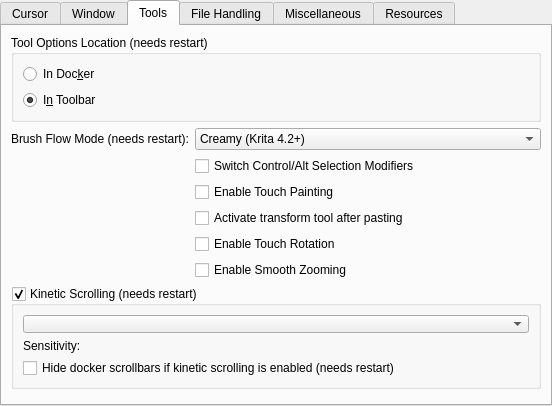
The window that libs/ui/forms/wdggeneralsettings.ui (KDE/krita) describes before a commit, drawn with Qt 5.
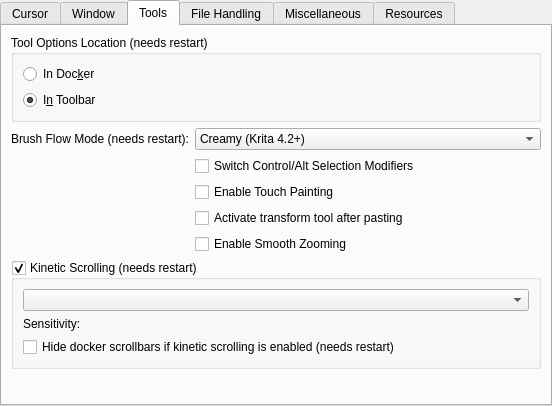
The same window after the commit. The open tabs and pages were chosen to show the change. Custom widgets are drawn as their Qt base class.

Commit message:
Remove touch rotation option from General Config
Because now it can be set like other gestures in canvas input settings.

Diff of the .ui file:
```diff
--- a/libs/ui/forms/wdggeneralsettings.ui
+++ b/libs/ui/forms/wdggeneralsettings.ui
@@ -554,13 +554,6 @@
         </widget>
        </item>
        <item row="5" column="1">
-        <widget class="QCheckBox" name="chkEnableTouchRotation">
-         <property name="text">
-          <string>Enable Touch Rotation</string>
-         </property>
-        </widget>
-       </item>
-       <item row="6" column="1">
         <widget class="QCheckBox" name="chkEnableSmoothZooming">
          <property name="text">
           <string>Enable Smooth Zooming</string>
@@ -570,7 +563,7 @@
          </property>
         </widget>
        </item>
-       <item row="7" column="0" colspan="2">
+       <item row="6" column="0" colspan="2">
         <widget class="QGroupBox" name="m_groupBoxKineticScrollingSettings">
          <property name="title">
           <string>Kinetic Scrolling (needs restart)</string>
@@ -608,7 +601,7 @@
          </layout>
         </widget>
        </item>
-       <item row="8" column="0" colspan="2">
+       <item row="7" column="0" colspan="2">
         <spacer name="verticalSpacer_2">
          <property name="orientation">
           <enum>Qt::Vertical</enum>
```
Left out of the diff: 6 changed lines with no effect on the pictures. The commit also changes 4 other files.
